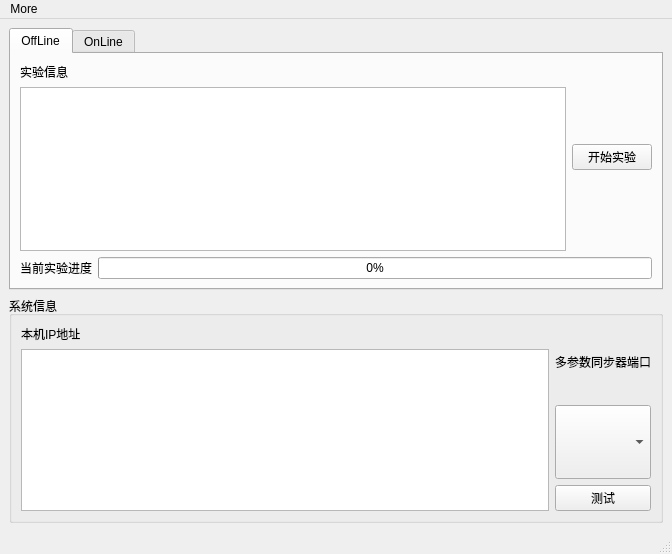
Old version of the form gui_lib/mainGUI.ui in the repository yuse45678/NanoBCIRobitics.
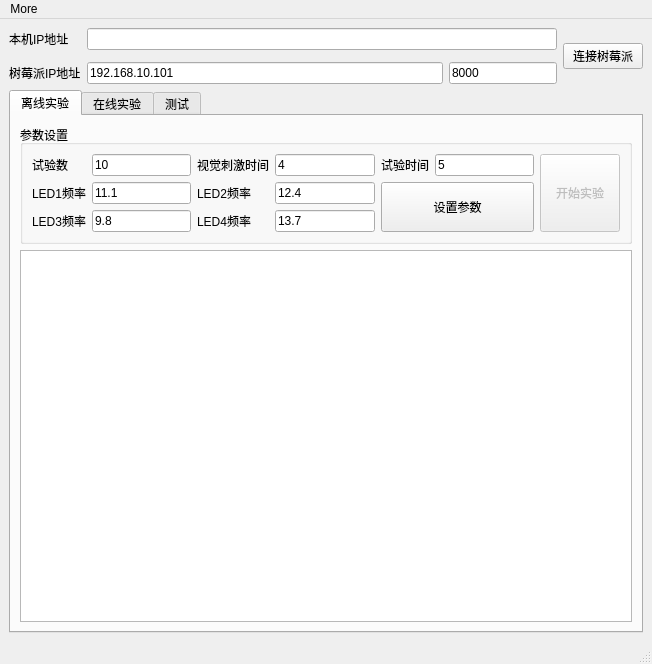
New version of the form.

Diff of the .ui file:
```diff
--- a/gui_lib/mainGUI.ui
+++ b/gui_lib/mainGUI.ui
@@ -6,8 +6,8 @@
    <rect>
     <x>0</x>
     <y>0</y>
-    <width>672</width>
-    <height>554</height>
+    <width>652</width>
+    <height>664</height>
    </rect>
   </property>
   <property name="windowTitle">
@@ -15,148 +15,212 @@
   </property>
   <widget class="QWidget" name="centralwidget">
    <layout class="QGridLayout" name="gridLayout_3">
-    <item row="0" column="0">
-     <layout class="QGridLayout" name="gridLayout">
-      <property name="sizeConstraint">
-       <enum>QLayout::SetFixedSize</enum>
+    <item row="2" column="0">
+     <widget class="QLabel" name="ServiceIPlabel">
+      <property name="text">
+       <string>树莓派IP地址</string>
       </property>
-      <item row="1" column="0">
-       <layout class="QVBoxLayout" name="verticalLayout_2">
-        <property name="sizeConstraint">
-         <enum>QLayout::SetFixedSize</enum>
-        </property>
-        <item>
+     </widget>
+    </item>
+    <item row="0" column="3" rowspan="3">
+     <widget class="QPushButton" name="ConnectButton">
+      <property name="text">
+       <string>连接树莓派</string>
+      </property>
+     </widget>
+    </item>
+    <item row="2" column="2">
+     <widget class="QLineEdit" name="ClientIPPortlineEdit">
+      <property name="sizePolicy">
+       <sizepolicy hsizetype="Minimum" vsizetype="Fixed">
+        <horstretch>0</horstretch>
+        <verstretch>0</verstretch>
+       </sizepolicy>
+      </property>
+      <property name="text">
+       <string>8000</string>
+      </property>
+     </widget>
+    </item>
+    <item row="0" column="1" colspan="2">
+     <widget class="QLineEdit" name="ClientIPlineEdit"/>
+    </item>
+    <item row="3" column="0" colspan="4">
+     <widget class="QTabWidget" name="tabWidget">
+      <property name="currentIndex">
+       <number>0</number>
+      </property>
+      <widget class="QWidget" name="OfflineWidget">
+       <attribute name="title">
+        <string>离线实验</string>
+       </attribute>
+       <layout class="QGridLayout" name="gridLayout">
+        <item row="1" column="0">
+         <widget class="QTextBrowser" name="textBrowser"/>
+        </item>
+        <item row="0" column="0">
          <widget class="QGroupBox" name="groupBox">
           <property name="title">
-           <string>系统信息</string>
+           <string>参数设置</string>
           </property>
-          <layout class="QGridLayout" name="gridLayout_4">
+          <layout class="QGridLayout" name="gridLayout_2">
+           <item row="1" column="1">
+            <widget class="QLineEdit" name="LED1lineEdit">
+             <property name="text">
+              <string>11.1</string>
+             </property>
+            </widget>
+           </item>
+           <item row="2" column="2">
+            <widget class="QLabel" name="label_7">
+             <property name="text">
+              <string>LED4频率</string>
+             </property>
+            </widget>
+           </item>
+           <item row="1" column="3">
+            <widget class="QLineEdit" name="LED2lineEdit">
+             <property name="text">
+              <string>12.4</string>
+             </property>
+            </widget>
+           </item>
+           <item row="0" column="2">
+            <widget class="QLabel" name="label_2">
+             <property name="text">
+              <string>视觉刺激时间</string>
+             </property>
+            </widget>
+           </item>
+           <item row="0" column="4">
+            <widget class="QLabel" name="label_3">
+             <property name="text">
+              <string>试验时间</string>
+             </property>
+            </widget>
+           </item>
            <item row="0" column="0">
-            <layout class="QVBoxLayout" name="verticalLayout_3">
-             <item>
-              <widget class="QLabel" name="label">
-               <property name="text">
-                <string>本机IP地址</string>
-               </property>
-              </widget>
-             </item>
-             <item>
-              <widget class="QTextBrowser" name="IPtextBrowser">
-               <property name="sizePolicy">
-                <sizepolicy hsizetype="Expanding" vsizetype="Preferred">
-                 <horstretch>0</horstretch>
-                 <verstretch>0</verstretch>
-                </sizepolicy>
-               </property>
-              </widget>
-             </item>
-            </layout>
+            <widget class="QLabel" name="label">
+             <property name="text">
+              <string>试验数</string>
+             </property>
+            </widget>
+           </item>
+           <item row="1" column="0">
+            <widget class="QLabel" name="label_4">
+             <property name="text">
+              <string>LED1频率</string>
+             </property>
+            </widget>
+           </item>
+           <item row="1" column="2">
+            <widget class="QLabel" name="label_5">
+             <property name="text">
+              <string>LED2频率</string>
+             </property>
+            </widget>
+           </item>
+           <item row="2" column="0">
+            <widget class="QLabel" name="label_6">
+             <property name="text">
+              <string>LED3频率</string>
+             </property>
+            </widget>
+           </item>
+           <item row="2" column="3">
+            <widget class="QLineEdit" name="LED4lineEdit">
+             <property name="text">
+              <string>13.7</string>
+             </property>
+            </widget>
            </item>
            <item row="0" column="1">
-            <layout class="QVBoxLayout" name="verticalLayout_4">
-             <item>
-              <widget class="QLabel" name="label_2">
-               <property name="text">
-                <string>多参数同步器端口</string>
-               </property>
-              </widget>
-             </item>
-             <item>
-              <widget class="QComboBox" name="comComboBox">
-               <property name="sizePolicy">
-                <sizepolicy hsizetype="Preferred" vsizetype="Preferred">
-                 <horstretch>0</horstretch>
-                 <verstretch>0</verstretch>
-                </sizepolicy>
-               </property>
-              </widget>
-             </item>
-             <item>
-              <widget class="QPushButton" name="pushButton">
-               <property name="text">
-                <string>测试</string>
-               </property>
-              </widget>
-             </item>
-            </layout>
+            <widget class="QLineEdit" name="TrialslineEdit">
+             <property name="text">
+              <string>10</string>
+             </property>
+            </widget>
+           </item>
+           <item row="0" column="3">
+            <widget class="QLineEdit" name="EVTimelineEdit">
+             <property name="text">
+              <string>4</string>
+             </property>
+            </widget>
+           </item>
+           <item row="0" column="5">
+            <widget class="QLineEdit" name="TrialTimelineEdit">
+             <property name="text">
+              <string>5</string>
+             </property>
+            </widget>
+           </item>
+           <item row="1" column="4" rowspan="2" colspan="2">
+            <widget class="QPushButton" name="SettingButton">
+             <property name="sizePolicy">
+              <sizepolicy hsizetype="Minimum" vsizetype="Expanding">
+               <horstretch>0</horstretch>
+               <verstretch>0</verstretch>
+              </sizepolicy>
+             </property>
+             <property name="text">
+              <string>设置参数</string>
+             </property>
+            </widget>
+           </item>
+           <item row="2" column="1">
+            <widget class="QLineEdit" name="LED3lineEdit">
+             <property name="text">
+              <string>9.8</string>
+             </property>
+            </widget>
+           </item>
+           <item row="0" column="7" rowspan="3">
+            <widget class="QPushButton" name="OfflineBeginButton">
+             <property name="enabled">
+              <bool>false</bool>
+             </property>
+             <property name="sizePolicy">
+              <sizepolicy hsizetype="Minimum" vsizetype="Expanding">
+               <horstretch>0</horstretch>
+               <verstretch>0</verstretch>
+              </sizepolicy>
+             </property>
+             <property name="text">
+              <string>开始实验</string>
+             </property>
+            </widget>
            </item>
           </layout>
          </widget>
         </item>
        </layout>
-      </item>
-      <item row="0" column="0">
-       <layout class="QVBoxLayout" name="verticalLayout">
-        <property name="sizeConstraint">
-         <enum>QLayout::SetFixedSize</enum>
-        </property>
-        <item>
-         <widget class="QTabWidget" name="offlineWidget">
-          <property name="sizePolicy">
-           <sizepolicy hsizetype="Preferred" vsizetype="Preferred">
-            <horstretch>0</horstretch>
-            <verstretch>0</verstretch>
-           </sizepolicy>
-          </property>
-          <property name="currentIndex">
-           <number>0</number>
-          </property>
-          <widget class="QWidget" name="offline">
-           <attribute name="title">
-            <string>OffLine</string>
-           </attribute>
-           <layout class="QGridLayout" name="gridLayout_2">
-            <item row="0" column="0">
-             <layout class="QVBoxLayout" name="verticalLayout_5">
-              <item>
-               <widget class="QLabel" name="label_4">
-                <property name="text">
-                 <string>实验信息</string>
-                </property>
-               </widget>
-              </item>
-              <item>
-               <widget class="QTextBrowser" name="offlineTextBrowser"/>
-              </item>
-             </layout>
-            </item>
-            <item row="1" column="0" colspan="2">
-             <layout class="QHBoxLayout" name="horizontalLayout">
-              <item>
-               <widget class="QLabel" name="label_3">
-                <property name="text">
-                 <string>当前实验进度</string>
-                </property>
-               </widget>
-              </item>
-              <item>
-               <widget class="QProgressBar" name="offlineProgressBar">
-                <property name="value">
-                 <number>0</number>
-                </property>
-               </widget>
-              </item>
-             </layout>
-            </item>
-            <item row="0" column="1">
-             <widget class="QPushButton" name="offlineBeginButton">
-              <property name="text">
-               <string>开始实验</string>
-              </property>
-             </widget>
-            </item>
-           </layout>
-          </widget>
-          <widget class="QWidget" name="tab_2">
-           <attribute name="title">
-            <string>OnLine</string>
-           </attribute>
-          </widget>
-         </widget>
-        </item>
-       </layout>
-      </item>
-     </layout>
+      </widget>
+      <widget class="QWidget" name="OnLineWidget">
+       <attribute name="title">
+        <string>在线实验</string>
+       </attribute>
+      </widget>
+      <widget class="QWidget" name="CheckWidget">
+       <attribute name="title">
+        <string>测试</string>
+       </attribute>
+      </widget>
+     </widget>
+    </item>
+    <item row="2" column="1">
+     <widget class="QLineEdit" name="ServiceIPlineEdit">
+      <property name="text">
+       <string>192.168.10.101</string>
+      </property>
+     </widget>
+    </item>
+    <item row="0" column="0">
+     <widget class="QLabel" name="ClientIPlabel">
+      <property name="text">
+       <string>本机IP地址</string>
+      </property>
+     </widget>
     </item>
    </layout>
   </widget>
@@ -165,7 +229,7 @@
     <rect>
      <x>0</x>
      <y>0</y>
-     <width>672</width>
+     <width>652</width>
      <height>26</height>
     </rect>
    </property>
```
Left out of the diff: 8 changed lines with no effect on the pictures.
